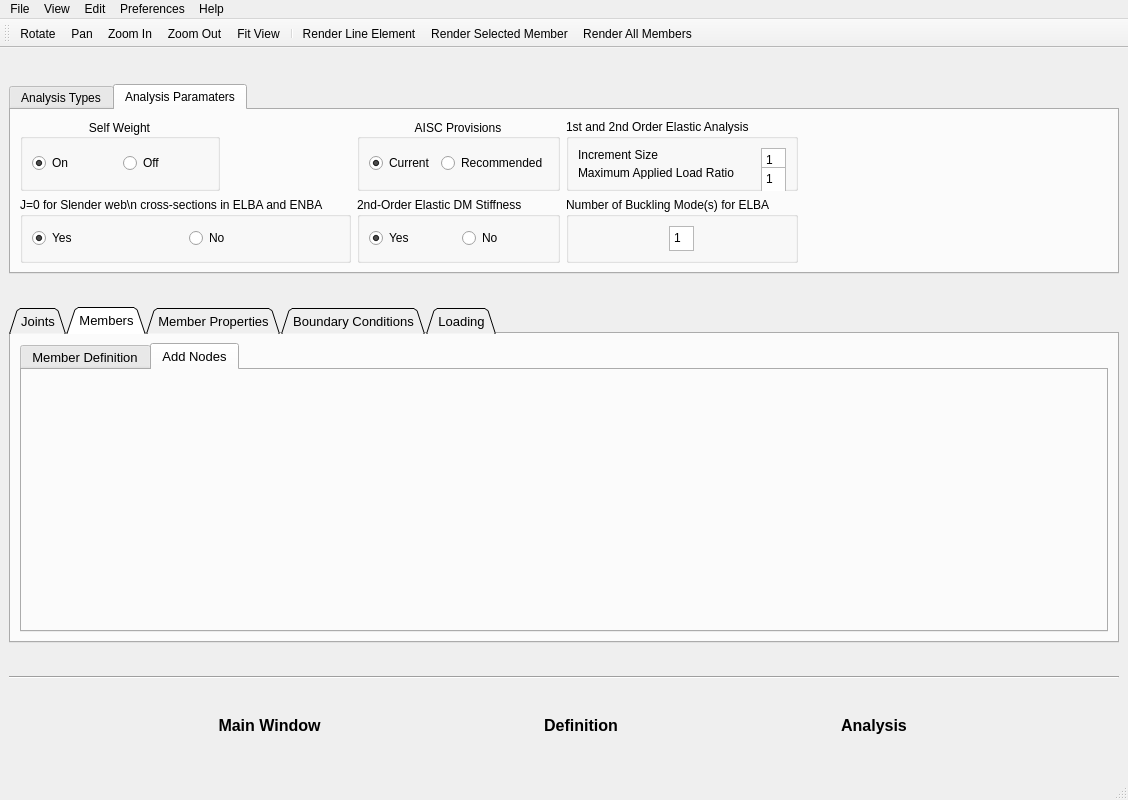
First picture: the form in V2_dev/SABRE2-V3.ui, repository oguzhantogay/SABRE2_V2_local, before the edit.
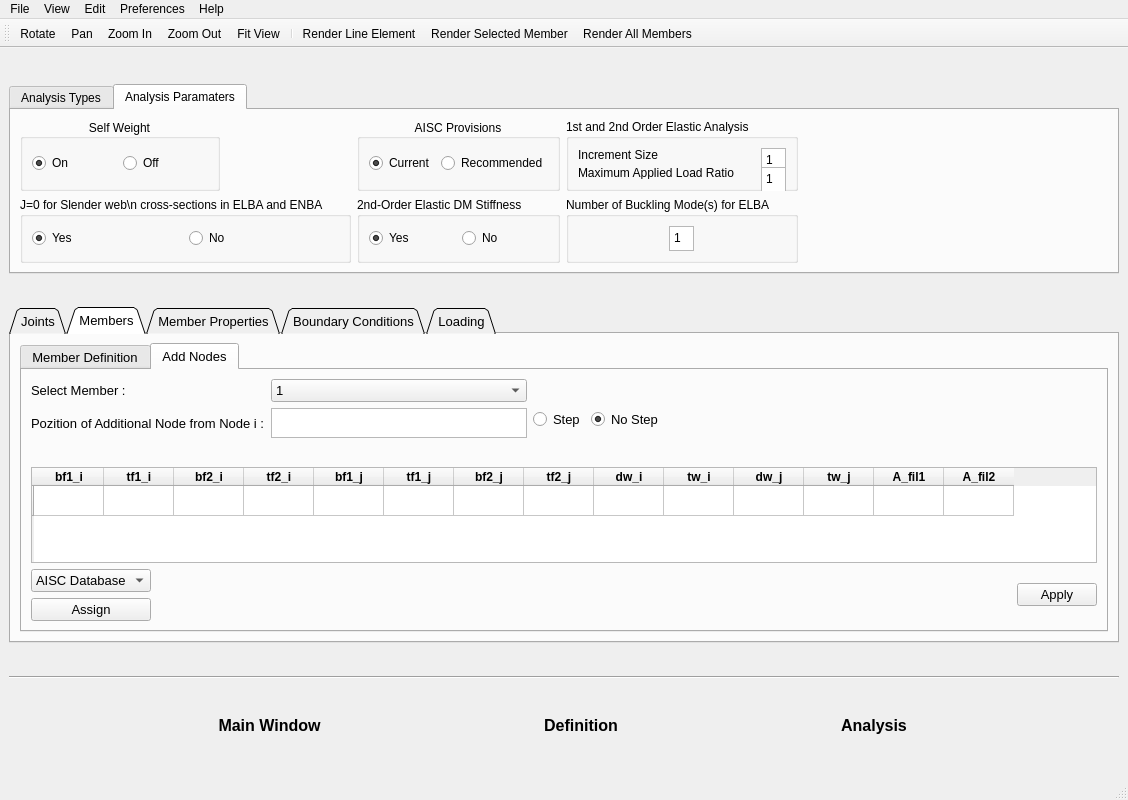
Second picture: the form after the edit. The open tabs and pages were chosen to show the change. Icons and pictures are not drawn.

The edit to the form file:
```diff
--- a/V2_dev/SABRE2-V3.ui
+++ b/V2_dev/SABRE2-V3.ui
@@ -1088,6 +1088,367 @@
            <attribute name="title">
             <string>Add Nodes</string>
            </attribute>
+           <layout class="QVBoxLayout" name="verticalLayout_9">
+            <item>
+             <layout class="QHBoxLayout" name="horizontalLayout_25">
+              <item>
+               <layout class="QHBoxLayout" name="horizontalLayout_22">
+                <item>
+                 <layout class="QGridLayout" name="gridLayout_2">
+                  <item row="0" column="0">
+                   <widget class="QLabel" name="label_2">
+                    <property name="text">
+                     <string>Select Member :</string>
+                    </property>
+                   </widget>
+                  </item>
+                  <item row="1" column="0">
+                   <widget class="QLabel" name="label_3">
+                    <property name="text">
+                     <string>Pozition of Additional Node from Node i :</string>
+                    </property>
+                   </widget>
+                  </item>
+                  <item row="1" column="1">
+                   <widget class="QPlainTextEdit" name="AddNodePositionFrom">
+                    <property name="maximumSize">
+                     <size>
+                      <width>16777215</width>
+                      <height>30</height>
+                     </size>
+                    </property>
+                   </widget>
+                  </item>
+                  <item row="0" column="1">
+                   <widget class="QComboBox" name="AddNodeMember">
+                    <item>
+                     <property name="text">
+                      <string>1</string>
+                     </property>
+                    </item>
+                   </widget>
+                  </item>
+                  <item row="4" column="0">
+                   <spacer name="verticalSpacer_5">
+                    <property name="orientation">
+                     <enum>Qt::Vertical</enum>
+                    </property>
+                    <property name="sizeHint" stdset="0">
+                     <size>
+                      <width>20</width>
+                      <height>40</height>
+                     </size>
+                    </property>
+                   </spacer>
+                  </item>
+                  <item row="4" column="1">
+                   <spacer name="verticalSpacer_6">
+                    <property name="orientation">
+                     <enum>Qt::Vertical</enum>
+                    </property>
+                    <property name="sizeHint" stdset="0">
+                     <size>
+                      <width>20</width>
+                      <height>40</height>
+                     </size>
+                    </property>
+                   </spacer>
+                  </item>
+                  <item row="3" column="0">
+                   <spacer name="verticalSpacer_8">
+                    <property name="orientation">
+                     <enum>Qt::Vertical</enum>
+                    </property>
+                    <property name="sizeHint" stdset="0">
+                     <size>
+                      <width>20</width>
+                      <height>40</height>
+                     </size>
+                    </property>
+                   </spacer>
+                  </item>
+                  <item row="2" column="0">
+                   <spacer name="verticalSpacer_9">
+                    <property name="orientation">
+                     <enum>Qt::Vertical</enum>
+                    </property>
+                    <property name="sizeHint" stdset="0">
+                     <size>
+                      <width>20</width>
+                      <height>40</height>
+                     </size>
+                    </property>
+                   </spacer>
+                  </item>
+                 </layout>
+                </item>
+                <item>
+                 <widget class="QRadioButton" name="StepRB2">
+                  <property name="text">
+                   <string>Step</string>
+                  </property>
+                  <property name="checked">
+                   <bool>false</bool>
+                  </property>
+                 </widget>
+                </item>
+                <item>
+                 <widget class="QRadioButton" name="StepRB1">
+                  <property name="text">
+                   <string>No Step</string>
+                  </property>
+                  <property name="checked">
+                   <bool>true</bool>
+                  </property>
+                 </widget>
+                </item>
+                <item>
+                 <spacer name="horizontalSpacer_7">
+                  <property name="orientation">
+                   <enum>Qt::Horizontal</enum>
+                  </property>
+                  <property name="sizeHint" stdset="0">
+                   <size>
+                    <width>40</width>
+                    <height>20</height>
+                   </size>
+                  </property>
+                 </spacer>
+                </item>
+               </layout>
+              </item>
+             </layout>
+            </item>
+            <item>
+             <spacer name="verticalSpacer_7">
+              <property name="orientation">
+               <enum>Qt::Vertical</enum>
+              </property>
+              <property name="sizeHint" stdset="0">
+               <size>
+                <width>20</width>
+                <height>40</height>
+               </size>
+              </property>
+             </spacer>
+            </item>
+            <item>
+             <widget class="QTableWidget" name="AddNodeTable">
+              <attribute name="horizontalHeaderDefaultSectionSize">
+               <number>70</number>
+              </attribute>
+              <row>
+               <property name="text">
+                <string/>
+               </property>
+              </row>
+              <column>
+               <property name="text">
+                <string>bf1_i</string>
+               </property>
+               <property name="font">
+                <font>
+                 <weight>75</weight>
+                 <bold>true</bold>
+                </font>
+               </property>
+              </column>
+              <column>
+               <property name="text">
+                <string>tf1_i</string>
+               </property>
+               <property name="font">
+                <font>
+                 <weight>75</weight>
+                 <bold>true</bold>
+                </font>
+               </property>
+              </column>
+              <column>
+               <property name="text">
+                <string>bf2_i</string>
+               </property>
+               <property name="font">
+                <font>
+                 <weight>75</weight>
+                 <bold>true</bold>
+                </font>
+               </property>
+              </column>
+              <column>
+               <property name="text">
+                <string>tf2_i</string>
+               </property>
+               <property name="font">
+                <font>
+                 <weight>75</weight>
+                 <bold>true</bold>
+                </font>
+               </property>
+              </column>
+              <column>
+               <property name="text">
+                <string>bf1_j</string>
+               </property>
+               <property name="font">
+                <font>
+                 <weight>75</weight>
+                 <bold>true</bold>
+                </font>
+               </property>
+              </column>
+              <column>
+               <property name="text">
+                <string>tf1_j</string>
+               </property>
+               <property name="font">
+                <font>
+                 <weight>75</weight>
+                 <bold>true</bold>
+                </font>
+               </property>
+              </column>
+              <column>
+               <property name="text">
+                <string>bf2_j</string>
+               </property>
+               <property name="font">
+                <font>
+                 <weight>75</weight>
+                 <bold>true</bold>
+                </font>
+               </property>
+              </column>
+              <column>
+               <property name="text">
+                <string>tf2_j</string>
+               </property>
+               <property name="font">
+                <font>
+                 <weight>75</weight>
+                 <bold>true</bold>
+                </font>
+               </property>
+              </column>
+              <column>
+               <property name="text">
+                <string>dw_i</string>
+               </property>
+               <property name="font">
+                <font>
+                 <weight>75</weight>
+                 <bold>true</bold>
+                </font>
+               </property>
+              </column>
+              <column>
+               <property name="text">
+                <string>tw_i</string>
+               </property>
+               <property name="font">
+                <font>
+                 <weight>75</weight>
+                 <bold>true</bold>
+                </font>
+               </property>
+              </column>
+              <column>
+               <property name="text">
+                <string>dw_j</string>
+               </property>
+               <property name="font">
+                <font>
+                 <weight>75</weight>
+                 <bold>true</bold>
+                </font>
+               </property>
+              </column>
+              <column>
+               <property name="text">
+                <string>tw_j</string>
+               </property>
+               <property name="font">
+                <font>
+                 <weight>75</weight>
+                 <bold>true</bold>
+                </font>
+               </property>
+              </column>
+              <column>
+               <property name="text">
+                <string>A_fil1</string>
+               </property>
+               <property name="font">
+                <font>
+                 <weight>75</weight>
+                 <bold>true</bold>
+                </font>
+               </property>
+              </column>
+              <column>
+               <property name="text">
+                <string>A_fil2</string>
+               </property>
+               <property name="font">
+                <font>
+                 <weight>75</weight>
+                 <bold>true</bold>
+                </font>
+               </property>
+              </column>
+             </widget>
+            </item>
+            <item>
+             <layout class="QHBoxLayout" name="horizontalLayout_23">
+              <item>
+               <layout class="QVBoxLayout" name="verticalLayout_7">
+                <item>
+                 <widget class="QComboBox" name="AISC_database_button_2">
+                  <property name="minimumSize">
+                   <size>
+                    <width>111</width>
+                    <height>0</height>
+                   </size>
+                  </property>
+                  <item>
+                   <property name="text">
+                    <string>AISC Database</string>
+                   </property>
+                  </item>
+                 </widget>
+                </item>
+                <item>
+                 <widget class="QPushButton" name="AISC_assign_button_2">
+                  <property name="text">
+                   <string>Assign</string>
+                  </property>
+                 </widget>
+                </item>
+               </layout>
+              </item>
+              <item>
+               <spacer name="horizontalSpacer_6">
+                <property name="orientation">
+                 <enum>Qt::Horizontal</enum>
+                </property>
+                <property name="sizeHint" stdset="0">
+                 <size>
+                  <width>40</width>
+                  <height>20</height>
+                 </size>
+                </property>
+               </spacer>
+              </item>
+              <item>
+               <widget class="QPushButton" name="pushButton">
+                <property name="text">
+                 <string>Apply</string>
+                </property>
+               </widget>
+              </item>
+             </layout>
+            </item>
+           </layout>
           </widget>
          </widget>
         </item>
```
Left out of the diff: 4 changed lines with no effect on the pictures.
